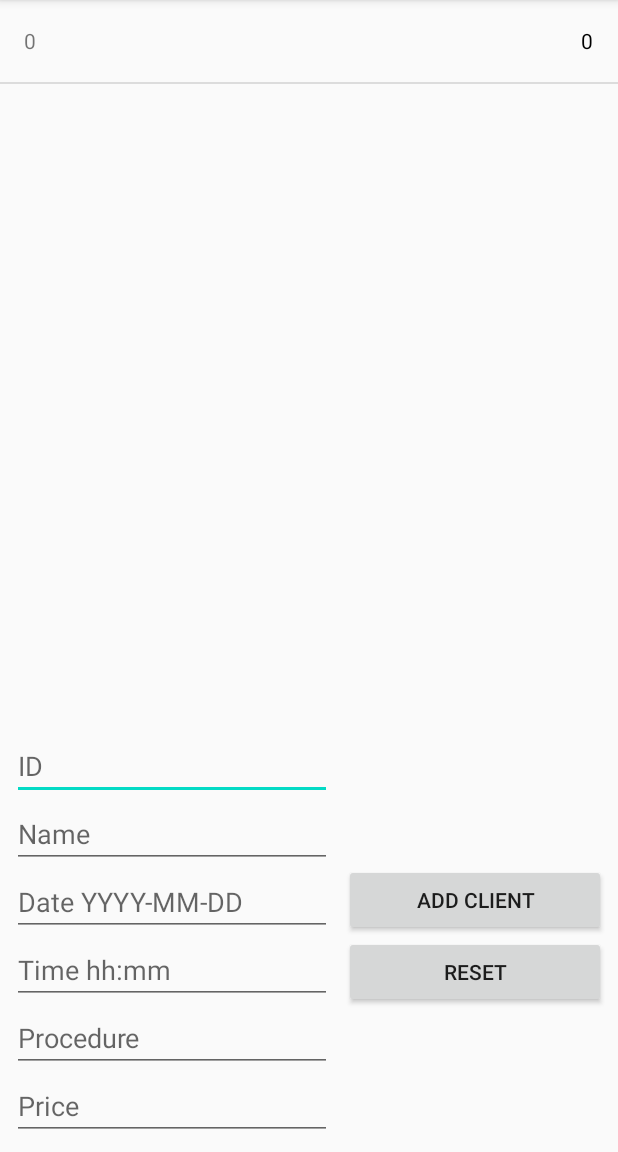
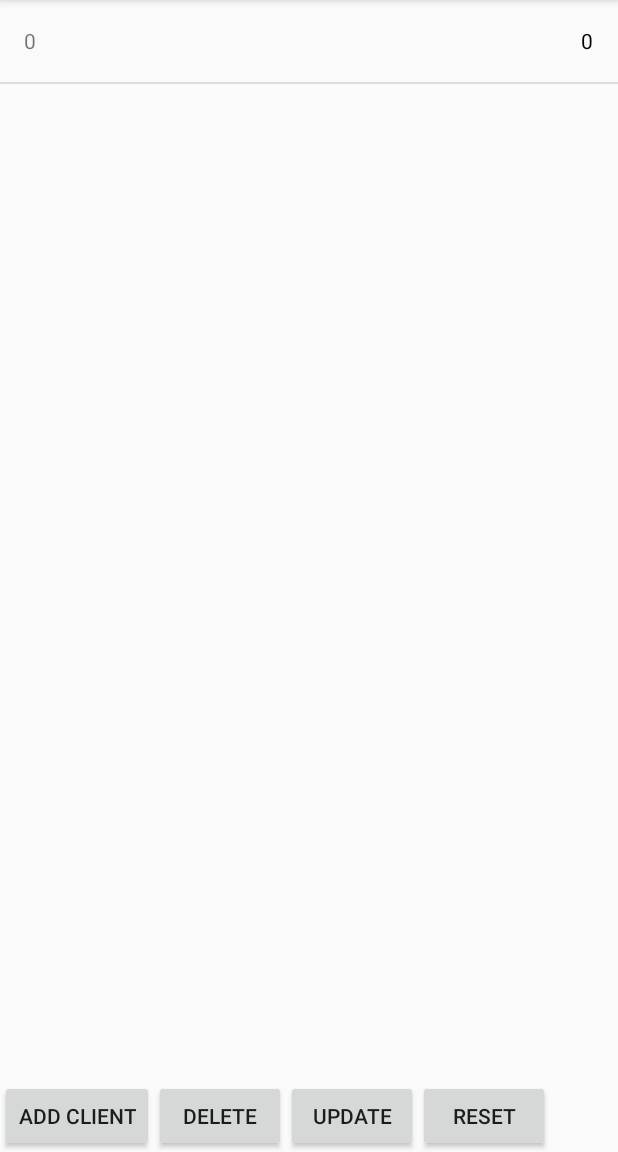
Before and after one commit to SimiAlex/NailSalonAndroid, an Android app: the screen it shows after launch (MainActivity), after a tap on "ADD CLIENT", on a phone screen of 412 x 824 dp, the part 84-1236 px from its top. Run offline under Robolectric (Android 15) with nearby library versions, the phone set to English and light mode, and no system bars; 11 statements that could not run were skipped.

Commit message:
Multiple UI changes

```diff
--- a/app/src/main/java/alexsimi/com/github/nailsalon/MainActivity.java
+++ b/app/src/main/java/alexsimi/com/github/nailsalon/MainActivity.java
@@ -5,7 +5,6 @@ import androidx.appcompat.app.AppCompatActivity;
 import android.os.Bundle;
 import android.util.Log;
 import android.view.View;
-import android.widget.Adapter;
 import android.widget.Button;
 import android.widget.EditText;
 import android.widget.ListView;
@@ -19,11 +18,13 @@ import java.time.LocalTime;
 
 import alexsimi.com.github.nailsalon.controller.DatabaseHandler;
 import alexsimi.com.github.nailsalon.model.Appointment;
+import alexsimi.com.github.nailsalon.utils.Validation;
 import alexsimi.com.github.nailsalon.view.AppointmentAdapter;
 
 public class MainActivity extends AppCompatActivity
 {
     //fields - layout
+    private Button resetButton;
     private Button addButton;
     private EditText id_et;
     private EditText name_et;
@@ -32,7 +33,7 @@ public class MainActivity extends AppCompatActivity
     private EditText procedure_et;
     private EditText price_et;
     private ListView lv;
-    private Button deleteButton;
+
 
     // fields - other
     private AppointmentAdapter appointmentAdapter;
@@ -52,12 +53,12 @@ public class MainActivity extends AppCompatActivity
             sourceFile.createNewFile();
         } catch (IOException e) {
             Log.e("NailSalon", "onStart() " + e.toString());
-            ;
+
         }
 
         // load DB from disk
         DatabaseHandler db = DatabaseHandler.getInstance();
-        db.loadDb(sourceFile);
+       db.loadDb(sourceFile);
 
         // setup adapter
         appointmentAdapter = new AppointmentAdapter(MainActivity.this, DatabaseHandler.getInstance());
@@ -70,10 +71,10 @@ public class MainActivity extends AppCompatActivity
             }
         });
 
-        deleteButton.setOnClickListener(new View.OnClickListener() {
+        resetButton.setOnClickListener(new View.OnClickListener() {
             @Override
             public void onClick(View v) {
-                onDeleteButtonClicked();
+                onResetButtonClicked();
             }
         });
 
@@ -91,7 +92,7 @@ public class MainActivity extends AppCompatActivity
 
     public void initializeLayout()
     {
-        deleteButton = findViewById(R.id.deleteButton);
+        resetButton = findViewById(R.id.resetButton);
         addButton = findViewById(R.id.AddButton);
         id_et = findViewById(R.id.ClientID);
         name_et = findViewById(R.id.ClientName);
@@ -106,12 +107,12 @@ public class MainActivity extends AppCompatActivity
     public void onAddButtonClicked()
     {
         int clientId = Integer.parseInt(id_et.getText().toString());
-        String name = name_et.getText().toString();
+        String name = Validation.removeCommaFromTextFields(name_et.getText().toString());
         LocalDate date = LocalDate.parse(date_et.getText().toString());
         LocalTime time = LocalTime.parse(time_et.getText().toString());
         LocalDateTime appointmentDateTime = LocalDateTime.of(date, time);
         Log.d("NailSalon", "onAddButtonClicked: LocalDateTime = " + appointmentDateTime.toString());
-        String procedure = procedure_et.getText().toString();
+        String procedure = Validation.removeCommaFromTextFields(procedure_et.getText().toString());
         double price = Integer.parseInt(price_et.getText().toString());
 
         Appointment app = new Appointment(clientId, name, appointmentDateTime, procedure, price);
@@ -130,7 +131,7 @@ public class MainActivity extends AppCompatActivity
         lv.setAdapter(appointmentAdapter);
     }
 
-    public void onDeleteButtonClicked()
+    public void onResetButtonClicked()
     {
         DatabaseHandler db = DatabaseHandler.getInstance();
         db.getAppointments().clear();
--- a/app/src/main/res/layout/activity_main.xml
+++ b/app/src/main/res/layout/activity_main.xml
@@ -14,90 +14,38 @@
         android:layout_weight="1"/>
 
     <LinearLayout
-        android:padding="8dp"
         android:layout_width="match_parent"
         android:layout_height="wrap_content"
+        android:layout_gravity="center"
         android:orientation="horizontal">
 
-        <LinearLayout
+        <Button
+            android:id="@+id/AddButton"
             android:layout_width="wrap_content"
             android:layout_height="wrap_content"
-            android:orientation="vertical">
+            android:layout_gravity="center"
+            android:text="Add client" />
 
-            <EditText
-                android:id="@+id/ClientID"
-                android:layout_width="match_parent"
-                android:layout_height="wrap_content"
-                android:ems="10"
-                android:hint="ID"
-                android:inputType="number" />
+        <Button
+            android:id="@+id/deleteButton"
+            android:layout_width="wrap_content"
+            android:layout_height="wrap_content"
+            android:layout_gravity="center"
+            android:text="Delete" />
 
-            <EditText
-                android:id="@+id/ClientName"
-                android:layout_width="match_parent"
-                android:layout_height="wrap_content"
-                android:ems="10"
-                android:inputType="textPersonName"
-                android:hint="Name" />
+        <Button
+            android:id="@+id/updateButton"
+            android:layout_width="wrap_content"
+            android:layout_height="wrap_content"
+            android:layout_gravity="center"
+            android:text="Update" />
 
-            <EditText
-                android:id="@+id/AppointmentDate"
-                android:layout_width="match_parent"
-                android:layout_height="wrap_content"
-                android:ems="10"
-                android:inputType="date"
-                android:hint="Date YYYY-MM-DD"/>
-
-            <EditText
-                android:id="@+id/AppointmentTime"
-                android:layout_width="match_parent"
-                android:layout_height="wrap_content"
-                android:ems="10"
-                android:inputType="time"
-                android:hint="Time hh:mm"/>
-
-            <EditText
-                android:id="@+id/Procedure"
-                android:layout_width="match_parent"
-                android:layout_height="wrap_content"
-                android:ems="10"
-                android:inputType="text"
-                android:hint="Procedure" />
-
-            <EditText
-                android:id="@+id/Price"
-                android:layout_width="match_parent"
-                android:layout_height="wrap_content"
-                android:ems="10"
-                android:inputType="numberDecimal"
-                android:hint="Price"/>
-
-        </LinearLayout>
-
-        <LinearLayout
-            android:layout_width="0dp"
-            android:layout_weight="1"
+        <Button
+            android:id="@+id/resetButton"
+            android:layout_width="wrap_content"
+            android:layout_height="wrap_content"
             android:layout_gravity="center"
-            android:layout_marginLeft="8dp"
-            android:layout_height="wrap_content"
-            android:orientation="vertical">
-
-            <Button
-                android:id="@+id/AddButton"
-                android:layout_width="match_parent"
-                android:layout_height="wrap_content"
-                android:layout_gravity="center"
-                android:text="Add client" />
-
-            <Button
-                android:id="@+id/deleteButton"
-                android:layout_width="match_parent"
-                android:layout_height="wrap_content"
-                android:layout_gravity="center"
-                android:text="Reset" />
-
-        </LinearLayout>
-
+            android:text="Reset" />
 
     </LinearLayout>
 
```
